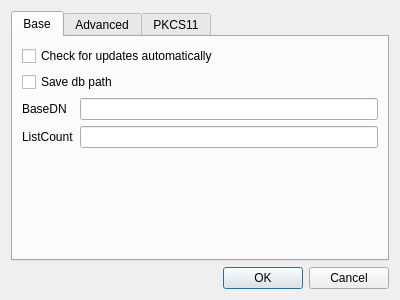
First picture: the form in CAMan/settings_dlg.ui, repository jykim74/CertMan, before the edit.
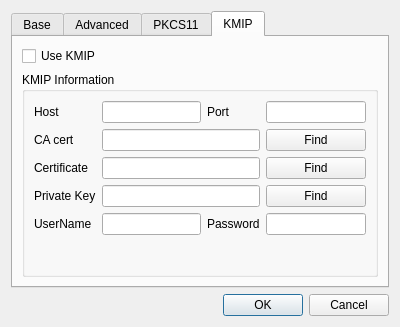
Second picture: the form after the edit.

The edit to the form file:
```diff
--- a/CAMan/settings_dlg.ui
+++ b/CAMan/settings_dlg.ui
@@ -7,7 +7,7 @@
     <x>0</x>
     <y>0</y>
     <width>400</width>
-    <height>300</height>
+    <height>327</height>
    </rect>
   </property>
   <property name="windowTitle">
@@ -17,7 +17,7 @@
    <item>
     <widget class="QTabWidget" name="tabWidget">
      <property name="currentIndex">
-      <number>0</number>
+      <number>3</number>
      </property>
      <widget class="QWidget" name="tab">
       <attribute name="title">
@@ -157,6 +157,133 @@
        </item>
       </layout>
      </widget>
+     <widget class="QWidget" name="tab_4">
+      <attribute name="title">
+       <string>KMIP</string>
+      </attribute>
+      <layout class="QGridLayout" name="gridLayout_4">
+       <item row="0" column="0">
+        <widget class="QCheckBox" name="mUseKMIPCheck">
+         <property name="text">
+          <string>Use KMIP</string>
+         </property>
+        </widget>
+       </item>
+       <item row="1" column="0">
+        <widget class="QGroupBox" name="mKMIPGroup">
+         <property name="title">
+          <string>KMIP Information</string>
+         </property>
+         <layout class="QGridLayout" name="gridLayout_5">
+          <item row="7" column="1">
+           <spacer name="verticalSpacer_4">
+            <property name="orientation">
+             <enum>Qt::Vertical</enum>
+            </property>
+            <property name="sizeHint" stdset="0">
+             <size>
+              <width>20</width>
+              <height>40</height>
+             </size>
+            </property>
+           </spacer>
+          </item>
+          <item row="4" column="0">
+           <widget class="QLabel" name="label_10">
+            <property name="text">
+             <string>Private Key</string>
+            </property>
+           </widget>
+          </item>
+          <item row="5" column="0">
+           <widget class="QLabel" name="label_11">
+            <property name="text">
+             <string>UserName</string>
+            </property>
+           </widget>
+          </item>
+          <item row="0" column="2">
+           <widget class="QLabel" name="label_7">
+            <property name="text">
+             <string>Port</string>
+            </property>
+           </widget>
+          </item>
+          <item row="3" column="0">
+           <widget class="QLabel" name="label_9">
+            <property name="text">
+             <string>Certificate</string>
+            </property>
+           </widget>
+          </item>
+          <item row="2" column="0">
+           <widget class="QLabel" name="label_8">
+            <property name="text">
+             <string>CA cert</string>
+            </property>
+           </widget>
+          </item>
+          <item row="0" column="1">
+           <widget class="QLineEdit" name="mKMIPHostText"/>
+          </item>
+          <item row="0" column="0">
+           <widget class="QLabel" name="label_6">
+            <property name="text">
+             <string>Host</string>
+            </property>
+           </widget>
+          </item>
+          <item row="5" column="1">
+           <widget class="QLineEdit" name="mKMIPUserNameText"/>
+          </item>
+          <item row="0" column="3">
+           <widget class="QLineEdit" name="mKMIPPortText"/>
+          </item>
+          <item row="2" column="3">
+           <widget class="QPushButton" name="mKMIPCACertFindBtn">
+            <property name="text">
+             <string>Find</string>
+            </property>
+           </widget>
+          </item>
+          <item row="3" column="3">
+           <widget class="QPushButton" name="mKMIPCertFindBtn">
+            <property name="text">
+             <string>Find</string>
+            </property>
+           </widget>
+          </item>
+          <item row="4" column="3">
+           <widget class="QPushButton" name="mKMIPPrivateKeyFindBtn">
+            <property name="text">
+             <string>Find</string>
+            </property>
+           </widget>
+          </item>
+          <item row="5" column="2">
+           <widget class="QLabel" name="label_12">
+            <property name="text">
+             <string>Password</string>
+            </property>
+           </widget>
+          </item>
+          <item row="5" column="3">
+           <widget class="QLineEdit" name="mKMIPPasswdText"/>
+          </item>
+          <item row="2" column="1" colspan="2">
+           <widget class="QLineEdit" name="mKMIPCACertPathText"/>
+          </item>
+          <item row="3" column="1" colspan="2">
+           <widget class="QLineEdit" name="mKMIPCertPathText"/>
+          </item>
+          <item row="4" column="1" colspan="2">
+           <widget class="QLineEdit" name="mKMIPPrivateKeyPathText"/>
+          </item>
+         </layout>
+        </widget>
+       </item>
+      </layout>
+     </widget>
     </widget>
    </item>
    <item>
```
Left out of the diff: 2 changed lines with no effect on the pictures.
